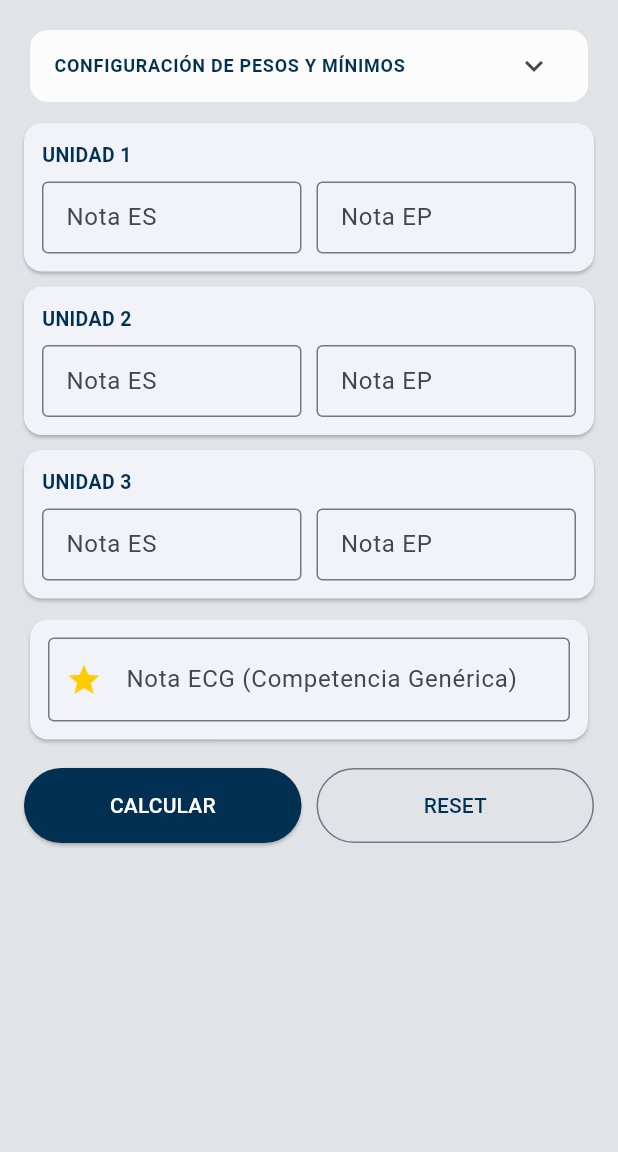
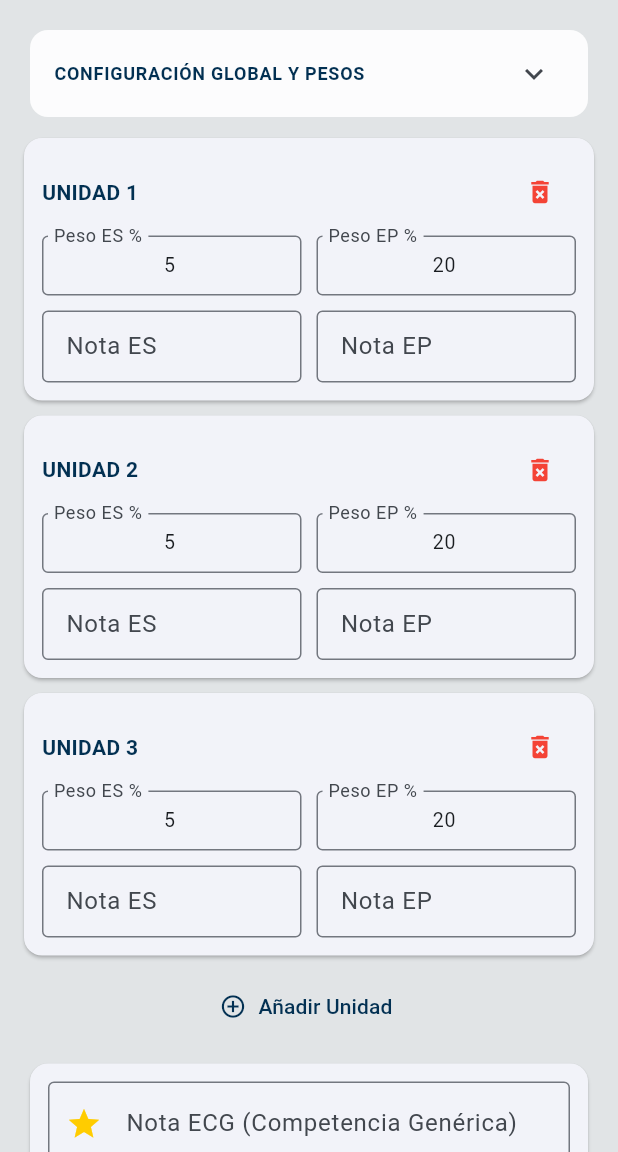
Before and after one commit to arlysanchez/academic-check, a Flutter app: the screen it shows after launch, on a phone screen of 412 x 824 dp, the part 84-1236 px from its top. Run offline on Flutter 3.47's test engine with Material 3 defaults, Android fonts, the phone set to English and light mode, and no system bars.

Commit message:
Refactor PromedioPage for dynamic unit handling
Refactor PromedioPage to use dynamic unit management with UnidadData class. Update calculation logic and UI for adding/removing units.

```diff
--- a/lib/main.dart
+++ b/lib/main.dart
@@ -1,7 +1,5 @@
-
 import 'package:flutter/material.dart';
 import 'splash_screen.dart';
-
 
 void main() {
   runApp(const MyApp());
@@ -28,6 +26,21 @@ class MyApp extends StatelessWidget {
   }
 }
 
+// Clase para manejar los datos de cada unidad de forma dinámica
+class UnidadData {
+  final TextEditingController nEs = TextEditingController(); // Nota ES
+  final TextEditingController nEp = TextEditingController(); // Nota EP
+  final TextEditingController wEs = TextEditingController(text: "5");  // Peso ES
+  final TextEditingController wEp = TextEditingController(text: "20"); // Peso EP
+
+  void dispose() {
+    nEs.dispose();
+    nEp.dispose();
+    wEs.dispose();
+    wEp.dispose();
+  }
+}
+
 class PromedioPage extends StatefulWidget {
   const PromedioPage({super.key});
 
@@ -38,85 +51,81 @@ class PromedioPage extends StatefulWidget {
 class _PromedioPageState extends State<PromedioPage> {
   bool _pesosExpandidos = false;
 
-  // --- NOTAS ---
-  final _u1Es = TextEditingController();
-  final _u1Ep = TextEditingController();
-  final _u2Es = TextEditingController();
-  final _u2Ep = TextEditingController();
-  final _u3Es = TextEditingController();
-  final _u3Ep = TextEditingController();
+  // Lista dinámica de unidades
+  final List<UnidadData> _unidades = [UnidadData(), UnidadData(), UnidadData()];
+
+  // --- CONFIGURACIÓN GLOBAL ---
   final _ecg = TextEditingController();
-
-  // --- PESOS (Valores por defecto de tu imagen) ---
-  final _wU1Es = TextEditingController(text: "5");
-  final _wU1Ep = TextEditingController(text: "15");
-  final _wU2Es = TextEditingController(text: "5");
-  final _wU2Ep = TextEditingController(text: "30");
-  final _wU3Es = TextEditingController(text: "10");
-  final _wU3Ep = TextEditingController(text: "25");
-
   final _wTotalEs = TextEditingController(text: "20");
   final _wTotalEp = TextEditingController(text: "70");
   final _wTotalEcg = TextEditingController(text: "10");
-
-  final _notaMinima = TextEditingController(text: "13"); // Configurado a 13
+  final _notaMinima = TextEditingController(text: "12.5"); // Umbral de aprobación
 
   double? _notaFinal;
   String _mensaje = "";
   Color _colorEstado = Colors.red;
 
+  void _agregarUnidad() {
+    setState(() {
+      _unidades.add(UnidadData());
+    });
+  }
+
+  void _eliminarUnidad(int index) {
+    setState(() {
+      if (_unidades.length > 1) {
+        _unidades[index].dispose();
+        _unidades.removeAt(index);
+      }
+    });
+  }
+
   void _calcular() {
     setState(() {
-      // Captura de notas
-      double nU1es = double.tryParse(_u1Es.text) ?? 0;
-      double nU1ep = double.tryParse(_u1Ep.text) ?? 0;
-      double nU2es = double.tryParse(_u2Es.text) ?? 0;
-      double nU2ep = double.tryParse(_u2Ep.text) ?? 0;
-      double nU3es = double.tryParse(_u3Es.text) ?? 0;
-      double nU3ep = double.tryParse(_u3Ep.text) ?? 0;
+      double sumaPonderadaES = 0;
+      double sumaPesosES = 0;
+      double sumaPonderadaEP = 0;
+      double sumaPesosEP = 0;
+
+      // 1. Recorrer todas las unidades dinámicas
+      for (var u in _unidades) {
+        double notaES = double.tryParse(u.nEs.text) ?? 0;
+        double notaEP = double.tryParse(u.nEp.text) ?? 0;
+        double pesoES = double.tryParse(u.wEs.text) ?? 0;
+        double pesoEP = double.tryParse(u.wEp.text) ?? 0;
+
+        sumaPonderadaES += (notaES * pesoES);
+        sumaPesosES += pesoES;
+        sumaPonderadaEP += (notaEP * pesoEP);
+        sumaPesosEP += pesoEP;
+      }
+
+      // Promedios ponderados de los componentes
+      double promedioES = sumaPesosES > 0 ? sumaPonderadaES / sumaPesosES : 0;
+      double promedioEP = sumaPesosEP > 0 ? sumaPonderadaEP / sumaPesosEP : 0;
+
+      // Datos globales
       double nEcg = double.tryParse(_ecg.text) ?? 0;
-
-      // Captura de pesos
-      double wU1es = double.tryParse(_wU1Es.text) ?? 0;
-      double wU1ep = double.tryParse(_wU1Ep.text) ?? 0;
-      double wU2es = double.tryParse(_wU2Es.text) ?? 0;
-      double wU2ep = double.tryParse(_wU2Ep.text) ?? 0;
-      double wU3es = double.tryParse(_wU3Es.text) ?? 0;
-      double wU3ep = double.tryParse(_wU3Ep.text) ?? 0;
-
       double wT_Es = (double.tryParse(_wTotalEs.text) ?? 20) / 100;
       double wT_Ep = (double.tryParse(_wTotalEp.text) ?? 70) / 100;
       double wT_Ecg = (double.tryParse(_wTotalEcg.text) ?? 10) / 100;
-      double minAprobacion = double.tryParse(_notaMinima.text) ?? 13.0;
+      double minAprobacion = double.tryParse(_notaMinima.text) ?? 12.5;
 
-      // 1. Calcular Promedio Ponderado de Productos (EP)
-      double sumaPesosEp = wU1ep + wU2ep + wU3ep;
-      double promedioEP = sumaPesosEp > 0
-          ? (nU1ep * wU1ep + nU2ep * wU2ep + nU3ep * wU3ep) / sumaPesosEp
-          : 0;
-
-      // 2. Calcular Promedio Ponderado Formativo (ES)
-      double sumaPesosEs = wU1es + wU2es + wU3es;
-      double promedioES = sumaPesosEs > 0
-          ? (nU1es * wU1es + nU2es * wU2es + nU3es * wU3es) / sumaPesosEs
-          : 0;
-
-      // --- LÓGICA DE NEGOCIO ---
+      // --- LÓGICA ESTRICTA ---
       if (promedioEP < 12.50) {
-        // REGLA (**): Si EP < 12.5, la nota final es directamente el promedio de EP
+        // REGLA DE BLOQUEO: Si EP < 12.5, la nota final es el promedio de EP
         _notaFinal = promedioEP;
         _mensaje = "Desaprobado (EP < 12.5)";
         _colorEstado = Colors.red.shade900;
       } else {
-        // REGLA (*): Si EP >= 12.5, se aplica la fórmula ponderada global
+        // REGLA GENERAL: 20% ES + 70% EP + 10% ECG
         _notaFinal = (promedioES * wT_Es) + (promedioEP * wT_Ep) + (nEcg * wT_Ecg);
 
-        // Verificar si alcanza la nota mínima de 13
         if (_notaFinal! >= minAprobacion) {
           _mensaje = "¡Aprobado!";
-          _colorEstado = const Color(0xFF023052); // Azul oscuro
+          _colorEstado = const Color(0xFF023052);
         } else {
-          _mensaje = "Desaprobado (Nota < $minAprobacion)";
+          _mensaje = "Desaprobado";
           _colorEstado = Colors.red.shade900;
         }
       }
@@ -125,9 +134,11 @@ class _PromedioPageState extends State<PromedioPage> {
 
   void _reset() {
     setState(() {
-      for (var c in [_u1Es, _u1Ep, _u2Es, _u2Ep, _u3Es, _u3Ep, _ecg]) {
-        c.clear();
+      for (var u in _unidades) {
+        u.nEs.clear();
+        u.nEp.clear();
       }
+      _ecg.clear();
       _notaFinal = null;
       _mensaje = "";
     });
@@ -146,39 +157,29 @@ class _PromedioPageState extends State<PromedioPage> {
         padding: const EdgeInsets.all(16),
         child: Column(
           children: [
-            // CONFIGURACIÓN DE PESOS (COLAPSABLE)
+            // CONFIGURACIÓN GLOBAL
             Card(
               elevation: 0,
               color: Colors.white.withOpacity(0.9),
+              child: ExpansionTile(
+                title: const Text("CONFIGURACIÓN GLOBAL Y PESOS",
+                  style: TextStyle(fontWeight: FontWeight.bold, fontSize: 12, color: Color(0xFF023052))),
+                children: [
+                  Padding(
+                    padding: const EdgeInsets.all(12.0),
                     child: Column(
                       children: [
-                  ListTile(
-                    onTap: () => setState(() => _pesosExpandidos = !_pesosExpandidos),
-                    title: const Text("CONFIGURACIÓN DE PESOS Y MÍNIMOS",
-                      style: TextStyle(fontWeight: FontWeight.bold, fontSize: 12, color: Color(0xFF023052))),
-                    trailing: Icon(_pesosExpandidos ? Icons.keyboard_arrow_up : Icons.keyboard_arrow_down),
-                    dense: true,
-                  ),
-                  if (_pesosExpandidos)
-                    Padding(
-                      padding: const EdgeInsets.fromLTRB(12, 0, 12, 12),
-                      child: Column(
-                        children: [
-                          _buildWeightRow("U1", _wU1Es, _wU1Ep),
-                          _buildWeightRow("U2", _wU2Es, _wU2Ep),
-                          _buildWeightRow("U3", _wU3Es, _wU3Ep),
-                          const Divider(),
                         Row(
                           children: [
-                              Expanded(child: _buildSmallInput(_wTotalEs, "T. ES %")),
+                            Expanded(child: _buildSmallInput(_wTotalEs, "Total ES %")),
                             const SizedBox(width: 5),
-                              Expanded(child: _buildSmallInput(_wTotalEp, "T. EP %")),
+                            Expanded(child: _buildSmallInput(_wTotalEp, "Total EP %")),
                             const SizedBox(width: 5),
-                              Expanded(child: _buildSmallInput(_wTotalEcg, "T. ECG %")),
+                            Expanded(child: _buildSmallInput(_wTotalEcg, "Total ECG %")),
                           ],
                         ),
                         const SizedBox(height: 10),
-                          _buildSmallInput(_notaMinima, "NOTA MÍNIMA PARA APROBAR"),
+                        _buildSmallInput(_notaMinima, "NOTA MÍNIMA APROBACIÓN (Ej: 12.5)"),
                       ],
                     ),
                   ),
@@ -188,9 +189,24 @@ class _PromedioPageState extends State<PromedioPage> {
 
             const SizedBox(height: 10),
 
-            _buildUnidadCard("UNIDAD 1", _u1Es, "Nota ES", _u1Ep, "Nota EP"),
-            _buildUnidadCard("UNIDAD 2", _u2Es, "Nota ES", _u2Ep, "Nota EP"),
-            _buildUnidadCard("UNIDAD 3", _u3Es, "Nota ES", _u3Ep, "Nota EP"),
+            // LISTA DE UNIDADES DINÁMICAS
+            ListView.builder(
+              shrinkWrap: true,
+              physics: const NeverScrollableScrollPhysics(),
+              itemCount: _unidades.length,
+              itemBuilder: (context, index) {
+                return _buildUnidadCard(index);
+              },
+            ),
+
+            // BOTÓN AÑADIR
+            TextButton.icon(
+              onPressed: _agregarUnidad,
+              icon: const Icon(Icons.add_circle_outline),
+              label: const Text("Añadir Unidad"),
+            ),
+
+            const SizedBox(height: 10),
 
             Card(
               child: Padding(
@@ -248,7 +264,7 @@ class _PromedioPageState extends State<PromedioPage> {
                     const Text("PROMEDIO FINAL", style: TextStyle(fontWeight: FontWeight.bold)),
                     Text(_notaFinal!.toStringAsFixed(2),
                       style: TextStyle(fontSize: 52, fontWeight: FontWeight.bold, color: _colorEstado)),
-                    Text(_mensaje, style: TextStyle(fontSize: 20, fontWeight: FontWeight.bold, color: _colorEstado)),
+                    Text(_mensaje, style: TextStyle(fontSize: 22, fontWeight: FontWeight.bold, color: _colorEstado)),
                   ],
                 ),
               )
@@ -259,16 +275,44 @@ class _PromedioPageState extends State<PromedioPage> {
     );
   }
 
-  Widget _buildWeightRow(String label, TextEditingController c1, TextEditingController c2) {
-    return Padding(
-      padding: const EdgeInsets.symmetric(vertical: 4),
-      child: Row(
+  Widget _buildUnidadCard(int index) {
+    final u = _unidades[index];
+    return Card(
+      margin: const EdgeInsets.only(bottom: 10),
+      child: Padding(
+        padding: const EdgeInsets.all(12),
+        child: Column(
+          crossAxisAlignment: CrossAxisAlignment.start,
           children: [
-          SizedBox(width: 30, child: Text(label, style: const TextStyle(fontWeight: FontWeight.bold))),
-          Expanded(child: _buildSmallInput(c1, "ES %")),
+            Row(
+              mainAxisAlignment: MainAxisAlignment.spaceBetween,
+              children: [
+                Text("UNIDAD ${index + 1}", style: const TextStyle(fontWeight: FontWeight.bold, color: Color(0xFF023052))),
+                if (_unidades.length > 1)
+                  IconButton(
+                    icon: const Icon(Icons.delete_forever, color: Colors.red, size: 20),
+                    onPressed: () => _eliminarUnidad(index),
+                  )
+              ],
+            ),
+            const SizedBox(height: 5),
+            Row(
+              children: [
+                Expanded(child: _buildSmallInput(u.wEs, "Peso ES %")),
                 const SizedBox(width: 10),
-          Expanded(child: _buildSmallInput(c2, "EP %")),
+                Expanded(child: _buildSmallInput(u.wEp, "Peso EP %")),
               ],
+            ),
+            const SizedBox(height: 10),
+            Row(
+              children: [
+                Expanded(child: TextField(controller: u.nEs, decoration: const InputDecoration(labelText: "Nota ES", border: OutlineInputBorder(), isDense: true), keyboardType: TextInputType.number)),
+                const SizedBox(width: 10),
+                Expanded(child: TextField(controller: u.nEp, decoration: const InputDecoration(labelText: "Nota EP", border: OutlineInputBorder(), isDense: true), keyboardType: TextInputType.number)),
+              ],
+            )
+          ],
+        ),
       ),
     );
   }
@@ -287,27 +331,4 @@ class _PromedioPageState extends State<PromedioPage> {
       ),
     );
   }
-
-  Widget _buildUnidadCard(String titulo, TextEditingController c1, String l1, TextEditingController c2, String l2) {
-    return Card(
-      margin: const EdgeInsets.only(bottom: 10),
-      child: Padding(
-        padding: const EdgeInsets.all(12),
-        child: Column(
-          crossAxisAlignment: CrossAxisAlignment.start,
-          children: [
-            Text(titulo, style: const TextStyle(fontWeight: FontWeight.bold, color: Color(0xFF023052), fontSize: 13)),
-            const SizedBox(height: 8),
-            Row(
-              children: [
-                Expanded(child: TextField(controller: c1, decoration: InputDecoration(labelText: l1, border: const OutlineInputBorder(), isDense: true), keyboardType: TextInputType.number)),
-                const SizedBox(width: 10),
-                Expanded(child: TextField(controller: c2, decoration: InputDecoration(labelText: l2, border: const OutlineInputBorder(), isDense: true), keyboardType: TextInputType.number)),
-              ],
-            )
-          ],
-        ),
-      ),
-    );
 }
-}
```
Lines whose indentation alone changed are shown as unchanged.
